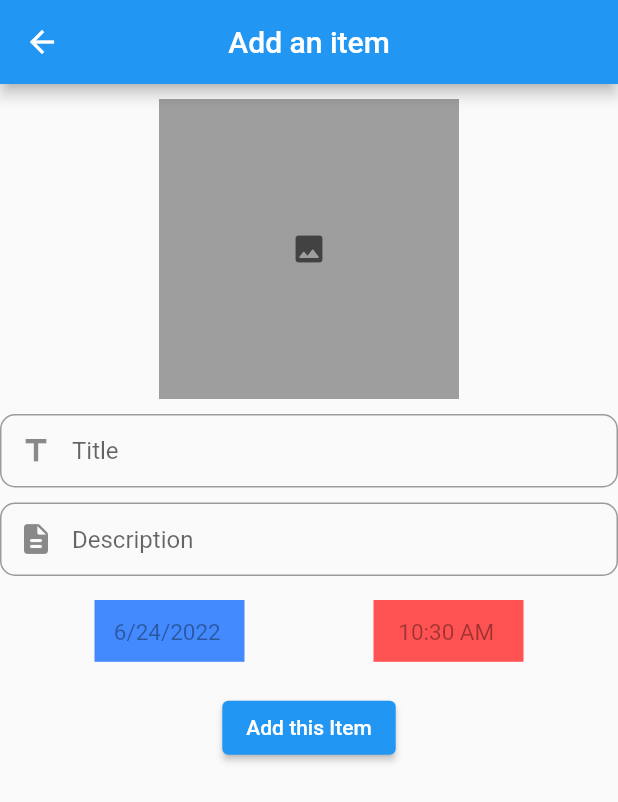
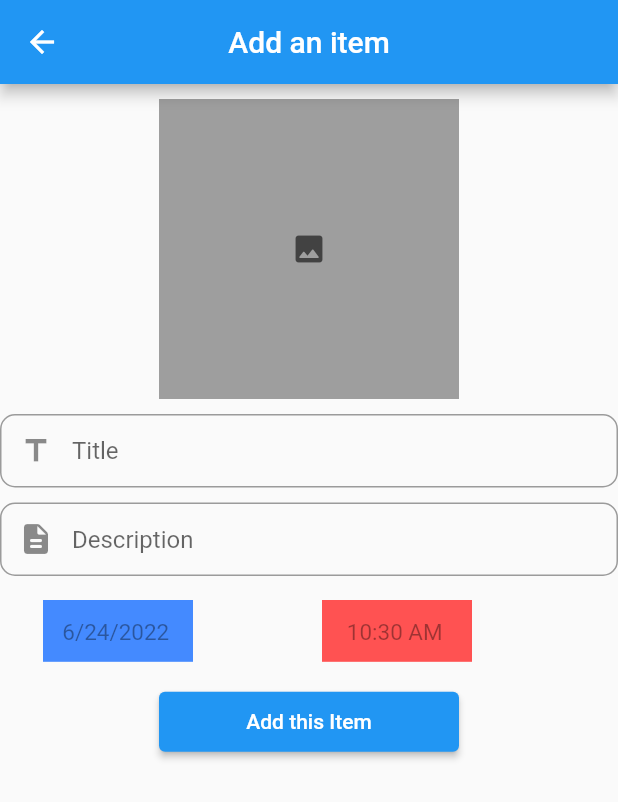
Before and after one commit to Dhruvpshahh/Test, a Flutter app: the DateTimePicker screen opened directly, on a phone screen of 412 x 824 dp. Shown: the top 802 px of the screen. Run offline on Flutter 3.47's test engine with Material 2 defaults, Android fonts, the phone set to English and light mode, and no system bars; our stand-ins replace cloud_firestore, date_format, firebase_auth, firebase_core, fluttertoast, image_picker; accounts and stored records are empty.

Commit message:
minor changes

```diff
--- a/lib/pages/add_item.dart
+++ b/lib/pages/add_item.dart
@@ -184,7 +184,7 @@ class _DateTimePickerState extends State<DateTimePicker> {
               Row(crossAxisAlignment: CrossAxisAlignment.center, children: <
                   Widget>[
                 Expanded(
-                  flex: 2,
+                  flex: 1,
                   child: Column(
                     children: <Widget>[
                       InkWell(
@@ -263,8 +263,10 @@ class _DateTimePickerState extends State<DateTimePicker> {
               //
               //   ],
               // ),
-              ElevatedButton(
-                  // color: Colors.blue,
+              new SizedBox(
+                  width: 200.0,
+                  height: 40.0,
+                  child: ElevatedButton(
                       onPressed: () async {
                         const Center(
                           child: CircularProgressIndicator(),
@@ -341,6 +343,7 @@ class _DateTimePickerState extends State<DateTimePicker> {
                         }
                       },
                       child: Text("Add this Item"))
+              )
             ],
           )),
     );
```
Lines whose indentation alone changed are shown as unchanged.
